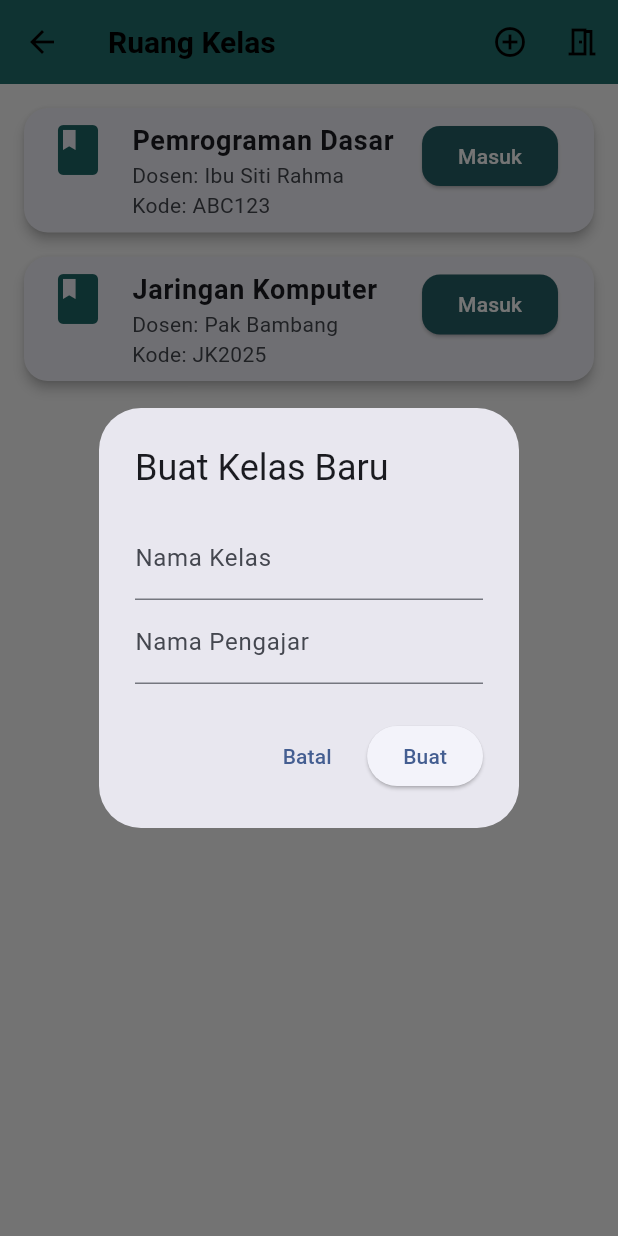
After one commit to wlrmynt/class-hybrid, a Flutter app: the ClassScreen screen opened directly, after a tap on the "add circle outline" icon, on a phone screen of 412 x 824 dp. The commit adds this screen. Run offline on Flutter 3.47's test engine with Material 3 defaults, Android fonts, the phone set to English and light mode, and no system bars; our stand-ins replace firebase_core; accounts and stored records are empty; network calls fail.

Commit message:
Revisi tampilan Class

```diff
--- a/lib/main.dart
+++ b/lib/main.dart
@@ -1,7 +1,7 @@
 import 'package:flutter/material.dart';
 import 'screens/home_screen.dart';
-import 'screens/public_screen.dart';
 import 'screens/mandiri_screen.dart';
+import 'screens/class_screen.dart';
 import 'theme.dart';
 import 'pages/materi_list_page.dart';
 import 'package:firebase_core/firebase_core.dart';
@@ -23,8 +23,8 @@ class _LMSAppState extends State<LMSApp> {
 
   final List<Widget> _screens = const [
     HomeScreen(),
-    PublicScreen(),
     MandiriScreen(),
+    ClassScreen(),
   ];
 
   void _onItemTapped(int index) {
@@ -34,7 +34,7 @@ class _LMSAppState extends State<LMSApp> {
   @override
   Widget build(BuildContext context) {
     return MaterialApp(
-      title: 'LMS Pintar',
+      title: 'Class Hybrid',
       debugShowCheckedModeBanner: false,
       theme: AppTheme.lightTheme,
       home: Scaffold(
@@ -46,9 +46,9 @@ class _LMSAppState extends State<LMSApp> {
             BottomNavigationBarItem(icon: Icon(Icons.home), label: 'Beranda'),
             BottomNavigationBarItem(
               icon: Icon(Icons.library_books),
-              label: 'Materi Publik',
+              label: 'Mandiri',
             ),
-            BottomNavigationBarItem(icon: Icon(Icons.school), label: 'Mandiri'),
+            BottomNavigationBarItem(icon: Icon(Icons.school), label: 'Class'),
           ],
         ),
       ),
--- a/lib/models/course.dart
+++ b/lib/models/course.dart
@@ -3,12 +3,14 @@ class Course {
   final String instructor;
   final String thumbnail;
   final double progress;
+  final bool isMandiri;
 
   Course({
     required this.title,
     required this.instructor,
     required this.thumbnail,
     this.progress = 0.0,
+    this.isMandiri = false, // default tidak mandiri
   });
 }
 
--- /dev/null
+++ b/lib/screens/class_screen.dart
@@ -0,0 +1,208 @@
+import 'package:flutter/material.dart';
+import 'dart:math';
+
+class ClassScreen extends StatefulWidget {
+  const ClassScreen({super.key});
+
+  @override
+  State<ClassScreen> createState() => _ClassScreenState();
+}
+
+class _ClassScreenState extends State<ClassScreen> {
+  final List<Map<String, String>> _classes = [
+    {
+      "title": "Pemrograman Dasar",
+      "teacher": "Ibu Siti Rahma",
+      "code": "ABC123",
+    },
+    {"title": "Jaringan Komputer", "teacher": "Pak Bambang", "code": "JK2025"},
+  ];
+
+  final TextEditingController _joinCodeController = TextEditingController();
+
+  String _generateClassCode() {
+    const chars = 'ABCDEFGHIJKLMNOPQRSTUVWXYZ0123456789';
+    final rnd = Random();
+    return String.fromCharCodes(
+      Iterable.generate(6, (_) => chars.codeUnitAt(rnd.nextInt(chars.length))),
+    );
+  }
+
+  void _createClass(BuildContext context) {
+    final titleController = TextEditingController();
+    final teacherController = TextEditingController();
+
+    showDialog(
+      context: context,
+      builder: (_) => AlertDialog(
+        title: const Text("Buat Kelas Baru"),
+        content: Column(
+          mainAxisSize: MainAxisSize.min,
+          children: [
+            TextField(
+              controller: titleController,
+              decoration: const InputDecoration(labelText: "Nama Kelas"),
+            ),
+            TextField(
+              controller: teacherController,
+              decoration: const InputDecoration(labelText: "Nama Pengajar"),
+            ),
+          ],
+        ),
+        actions: [
+          TextButton(
+            onPressed: () => Navigator.pop(context),
+            child: const Text("Batal"),
+          ),
+          ElevatedButton(
+            onPressed: () {
+              if (titleController.text.isNotEmpty &&
+                  teacherController.text.isNotEmpty) {
+                setState(() {
+                  _classes.add({
+                    "title": titleController.text,
+                    "teacher": teacherController.text,
+                    "code": _generateClassCode(),
+                  });
+                });
+                Navigator.pop(context);
+              }
+            },
+            child: const Text("Buat"),
+          ),
+        ],
+      ),
+    );
+  }
+
+  void _joinClass(BuildContext context) {
+    showDialog(
+      context: context,
+      builder: (_) => AlertDialog(
+        title: const Text("Gabung Kelas"),
+        content: TextField(
+          controller: _joinCodeController,
+          decoration: const InputDecoration(labelText: "Masukkan Kode Kelas"),
+        ),
+        actions: [
+          TextButton(
+            onPressed: () {
+              _joinCodeController.clear();
+              Navigator.pop(context);
+            },
+            child: const Text("Batal"),
+          ),
+          ElevatedButton(
+            onPressed: () {
+              final code = _joinCodeController.text.trim();
+              final kelas = _classes.firstWhere(
+                (c) => c["code"] == code,
+                orElse: () => {},
+              );
+              if (kelas.isNotEmpty) {
+                ScaffoldMessenger.of(context).showSnackBar(
+                  SnackBar(
+                    content: Text("Berhasil bergabung ke ${kelas["title"]}!"),
+                  ),
+                );
+                _joinCodeController.clear();
+                Navigator.pop(context);
+              } else {
+                ScaffoldMessenger.of(context).showSnackBar(
+                  const SnackBar(content: Text("Kode kelas tidak ditemukan!")),
+                );
+              }
+            },
+            child: const Text("Gabung"),
+          ),
+        ],
+      ),
+    );
+  }
+
+  @override
+  Widget build(BuildContext context) {
+    return Scaffold(
+      appBar: AppBar(
+        title: const Text("Ruang Kelas"),
+        backgroundColor: const Color.fromARGB(255, 33, 112, 108),
+        actions: [
+          IconButton(
+            icon: const Icon(Icons.add_circle_outline),
+            onPressed: () => _createClass(context),
+            tooltip: "Buat Kelas",
+          ),
+          IconButton(
+            icon: const Icon(Icons.meeting_room_outlined),
+            onPressed: () => _joinClass(context),
+            tooltip: "Gabung Kelas",
+          ),
+        ],
+      ),
+      body: Padding(
+        padding: const EdgeInsets.all(16),
+        child: _classes.isEmpty
+            ? const Center(
+                child: Text(
+                  "Belum ada kelas.\nSilakan buat atau gabung kelas.",
+                  textAlign: TextAlign.center,
+                  style: TextStyle(fontSize: 16, color: Colors.grey),
+                ),
+              )
+            : ListView.builder(
+                itemCount: _classes.length,
+                itemBuilder: (context, index) {
+                  final kelas = _classes[index];
+                  return Card(
+                    shape: RoundedRectangleBorder(
+                      borderRadius: BorderRadius.circular(16),
+                    ),
+                    elevation: 3,
+                    margin: const EdgeInsets.only(bottom: 16),
+                    child: ListTile(
+                      leading: const Icon(
+                        Icons.class_,
+                        color: Color.fromARGB(255, 28, 102, 102),
+                        size: 40,
+                      ),
+                      title: Text(
+                        kelas["title"]!,
+                        style: const TextStyle(
+                          fontSize: 18,
+                          fontWeight: FontWeight.w600,
+                        ),
+                      ),
+                      subtitle: Text(
+                        "Dosen: ${kelas["teacher"]!}\nKode: ${kelas["code"]!}",
+                      ),
+                      isThreeLine: true,
+                      trailing: ElevatedButton(
+                        onPressed: () {
+                          ScaffoldMessenger.of(context).showSnackBar(
+                            SnackBar(
+                              content: Text("Masuk ke ${kelas["title"]}"),
+                            ),
+                          );
+                        },
+                        style: ElevatedButton.styleFrom(
+                          backgroundColor: const Color.fromARGB(
+                            255,
+                            38,
+                            96,
+                            103,
+                          ),
+                          foregroundColor: Colors.white,
+                          shape: RoundedRectangleBorder(
+                            borderRadius: BorderRadius.circular(12),
+                          ),
+                        ),
+                        child: const Text("Masuk"),
+                      ),
+                    ),
+                  );
+                },
+              ),
+      ),
+    );
+  }
+}
```
Also changed, not shown: lib/pages/detail_materi_page.dart (+9 -119 lines), lib/pages/materi_list_page.dart (+18 -45 lines), lib/screens/mandiri_screen.dart (+71 -46 lines), lib/screens/public_screen.dart (deleted, +0 -84 lines), 2 other files.
